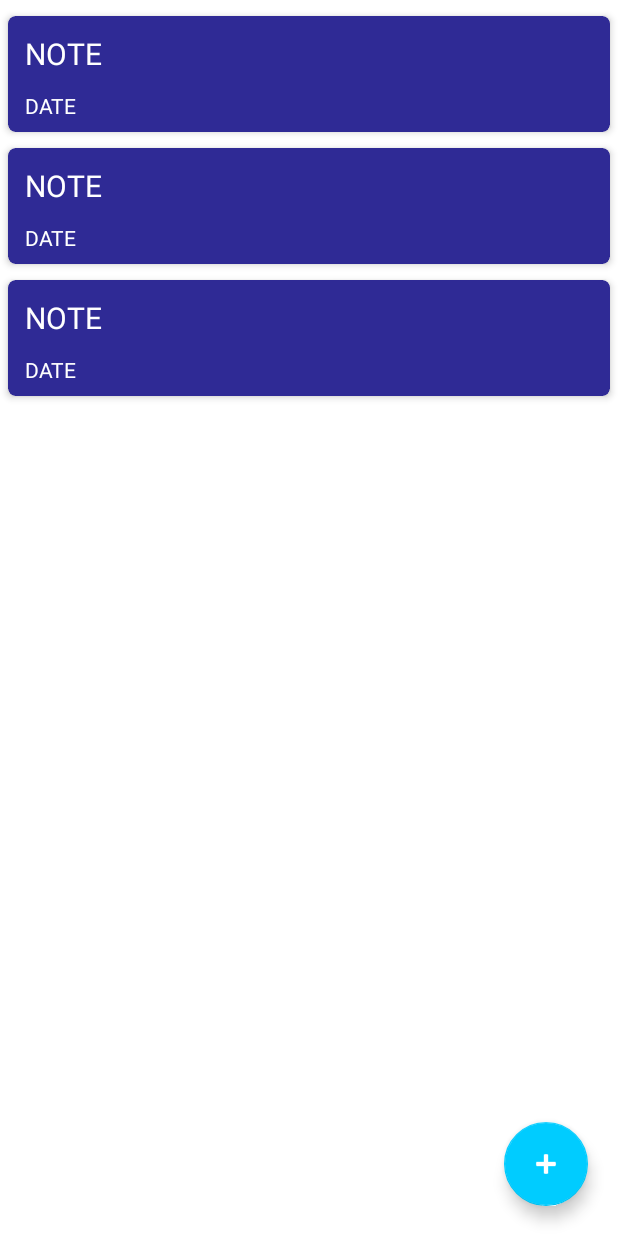
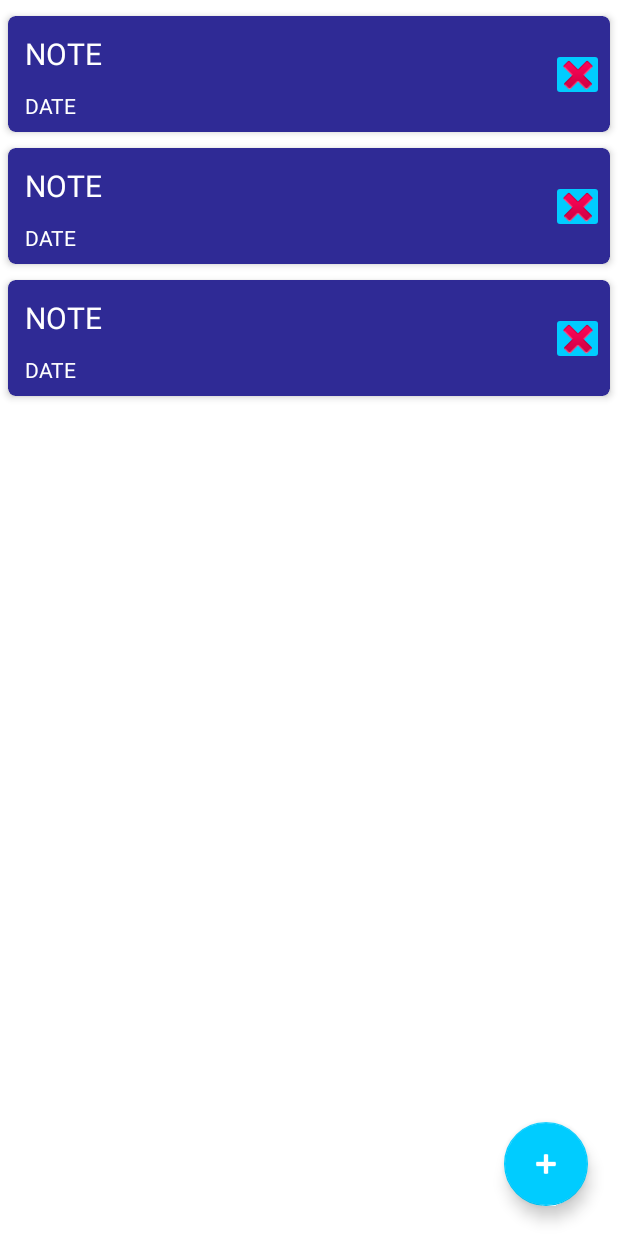
Before and after one commit to ozanorfa/note-app, an Android app: the layout note_list_fragment.xml on its own in the app's theme, with its tools: preview values and no code run, on a phone screen of 412 x 824 dp. Run offline under Robolectric (Android 15) with nearby library versions, the phone set to English and light mode, and no system bars.

Commit message:
Deleting and updating

```diff
--- a/app/src/main/java/com/task/noteapp/ui/addnote/AddNewNoteFragment.kt
+++ b/app/src/main/java/com/task/noteapp/ui/addnote/AddNewNoteFragment.kt
@@ -39,6 +39,7 @@ class AddNewNoteFragment : BaseFragment() {
         viewModel.description.postValue(args.description)
         viewModel.title.postValue(args.title)
         viewModel.type.postValue(args.type)
+        viewModel.noteID.postValue(args.noteId)
 
         binding.btnAddNote.setOnClickListener{ it ->
 
--- a/app/src/main/java/com/task/noteapp/ui/base/BaseAdapter.kt
+++ b/app/src/main/java/com/task/noteapp/ui/base/BaseAdapter.kt
@@ -8,7 +8,7 @@ import androidx.databinding.ViewDataBinding
 import androidx.recyclerview.widget.RecyclerView
 
 abstract class BaseAdapter<BINDING : ViewDataBinding, ModelType>(
-    var data: List<ModelType>
+    var data: List<ModelType>,
 ) : RecyclerView.Adapter<BaseViewHolder<BINDING>>() {
 
     @get:LayoutRes
@@ -34,6 +34,7 @@ abstract class BaseAdapter<BINDING : ViewDataBinding, ModelType>(
 
     override fun onBindViewHolder(holder: BaseViewHolder<BINDING>, position: Int) {
         bind(holder.binder, data[position])
+
     }
 
     override fun getItemCount(): Int = data.size
--- a/app/src/main/res/layout/item_note.xml
+++ b/app/src/main/res/layout/item_note.xml
@@ -2,6 +2,7 @@
 <layout>
 
     <data>
+
         <import type="android.view.View" />
 
         <import type="android.text.TextUtils" />
@@ -32,8 +33,8 @@
                 android:layout_height="wrap_content"
                 android:layout_margin="3dp"
                 android:maxLines="2"
+                android:padding="4dp"
                 android:text="@{model.noteTitle}"
-                android:padding="4dp"
                 android:textColor="@color/white"
                 android:textSize="20sp"
                 app:layout_constraintStart_toStartOf="parent"
@@ -46,21 +47,23 @@
                 android:layout_height="wrap_content"
                 android:layout_margin="3dp"
                 android:lines="1"
+                android:padding="4dp"
                 android:text="@{model.timeStamp}"
-                android:padding="4dp"
                 android:textColor="@color/white"
                 android:textSize="14sp"
                 app:layout_constraintStart_toStartOf="@+id/tv_note"
                 app:layout_constraintTop_toBottomOf="@+id/tv_note"
                 tools:text="DATE" />
 
-            <Button
+            <ImageButton
                 android:id="@+id/btn_del"
-                android:layout_width="wrap_content"
+                android:layout_width="35dp"
+                android:layout_height="35dp"
+                app:layout_constraintTop_toTopOf="parent"
                 app:layout_constraintBottom_toBottomOf="parent"
-                app:layout_constraintEnd_toEndOf="parent"
-                android:visibility="gone"
-                android:layout_height="wrap_content"/>
+                android:backgroundTint="@color/azure"
+                android:src="@android:drawable/ic_delete"
+                app:layout_constraintEnd_toEndOf="parent" />
 
 
         </androidx.constraintlayout.widget.ConstraintLayout>
--- a/app/src/main/res/navigation/nav_graph.xml
+++ b/app/src/main/res/navigation/nav_graph.xml
@@ -33,6 +33,10 @@
             android:name="description"
             android:defaultValue=""
             app:argType="string" />
+        <argument
+            android:name="noteId"
+            android:defaultValue="0"
+            app:argType="integer" />
     </fragment>
 
     <action
--- a/app/src/main/res/values/strings.xml
+++ b/app/src/main/res/values/strings.xml
@@ -1,6 +1,6 @@
 <resources>
     <string name="app_name">NoteApp</string>
-    <string name="welcome">Hoşgeldiniz</string>
+    <string name="welcome">Welcome</string>
     <string name="database_name">note_database</string>
     <string name="add_note">Add</string>
     <string name="warning">Warning!</string>
```
Also changed, not shown: app/src/main/java/com/task/noteapp/ui/addnote/AddNewNoteViewModel.kt (+5 -3 lines), app/src/main/java/com/task/noteapp/ui/notelists/NoteAdapter.kt (+19 -1 lines), app/src/main/java/com/task/noteapp/ui/notelists/NoteListFragment.kt (+13 -3 lines).
